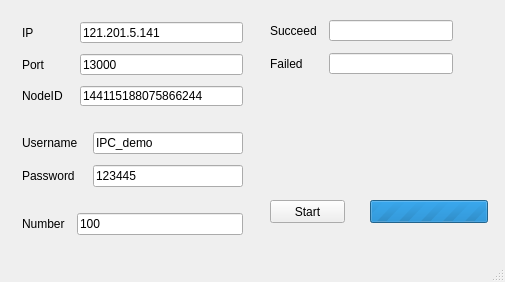
First picture: the form in mainwindow.ui, repository johnsonliu999/TcpLoadTest, before the edit.
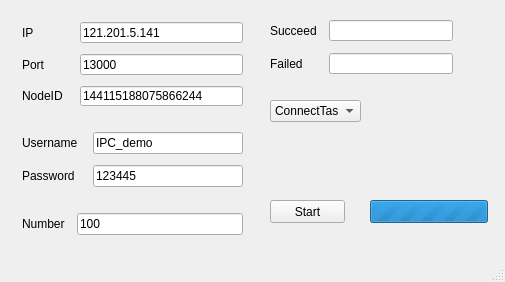
Second picture: the form after the edit.

Commit message: add connect task

The edit to the form file:
```diff
--- a/mainwindow.ui
+++ b/mainwindow.ui
@@ -178,7 +178,7 @@
      <number>0</number>
     </property>
    </widget>
-   <widget class="QWidget" name="">
+   <widget class="QWidget" name="layoutWidget">
     <property name="geometry">
      <rect>
       <x>270</x>
@@ -221,6 +221,26 @@
      </item>
     </layout>
    </widget>
+   <widget class="QComboBox" name="taskBox">
+    <property name="geometry">
+     <rect>
+      <x>270</x>
+      <y>100</y>
+      <width>91</width>
+      <height>22</height>
+     </rect>
+    </property>
+    <item>
+     <property name="text">
+      <string>ConnectTask</string>
+     </property>
+    </item>
+    <item>
+     <property name="text">
+      <string>LoginTask</string>
+     </property>
+    </item>
+   </widget>
   </widget>
   <widget class="QMenuBar" name="menubar">
    <property name="geometry">
```
The commit also changes 12 other files.
